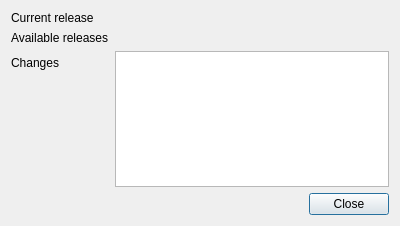
martinrotter/rssguard, file src/gui/formupdate.ui: the form before one commit.
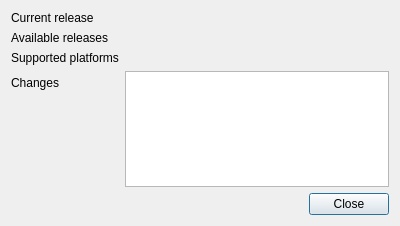
The form after the commit. Custom widgets are drawn as their Qt base class.

Patch:
```diff
--- a/src/gui/formupdate.ui
+++ b/src/gui/formupdate.ui
@@ -43,14 +43,14 @@
      <item row="1" column="1">
       <widget class="ComboBoxWithStatus" name="m_cmbAvailableRelease" native="true"/>
      </item>
-     <item row="2" column="0">
+     <item row="3" column="0">
       <widget class="QLabel" name="label_4">
        <property name="text">
         <string>Changes</string>
        </property>
       </widget>
      </item>
-     <item row="2" column="1">
+     <item row="3" column="1">
       <widget class="QTextEdit" name="m_txtChanges">
        <property name="readOnly">
         <bool>true</bool>
@@ -67,6 +67,20 @@
        </property>
       </widget>
      </item>
+     <item row="2" column="0">
+      <widget class="QLabel" name="label_2">
+       <property name="text">
+        <string>Supported platforms</string>
+       </property>
+      </widget>
+     </item>
+     <item row="2" column="1">
+      <widget class="QLabel" name="m_lblSupportedPlatforms">
+       <property name="text">
+        <string/>
+       </property>
+      </widget>
+     </item>
     </layout>
    </item>
    <item>
```
